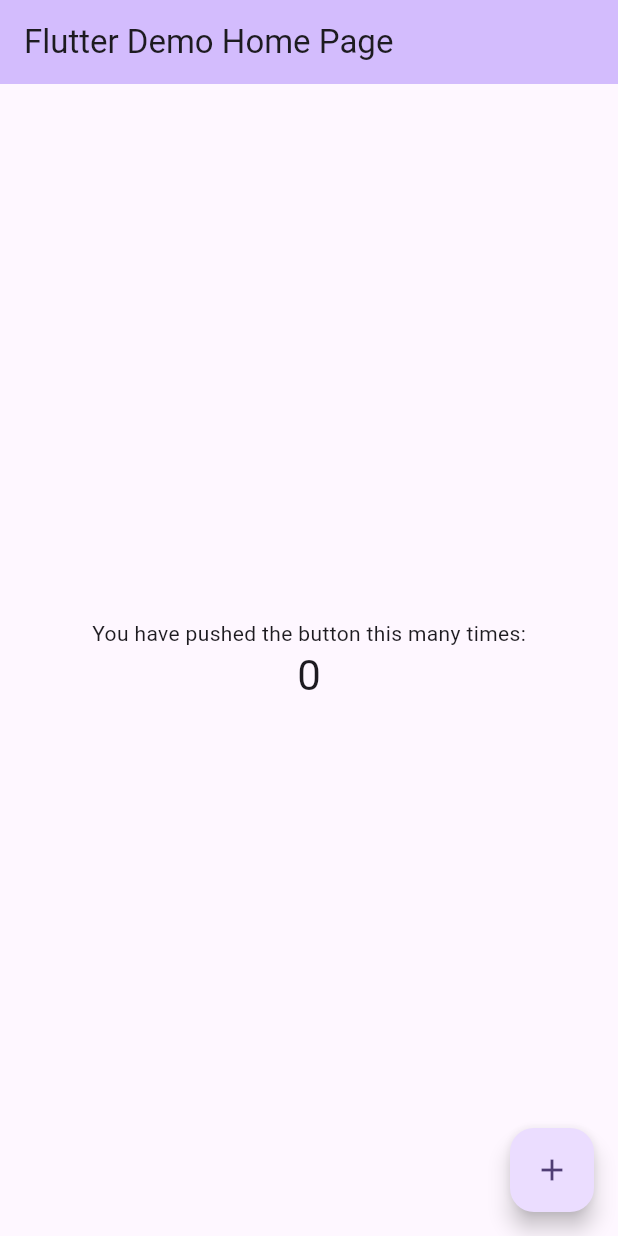
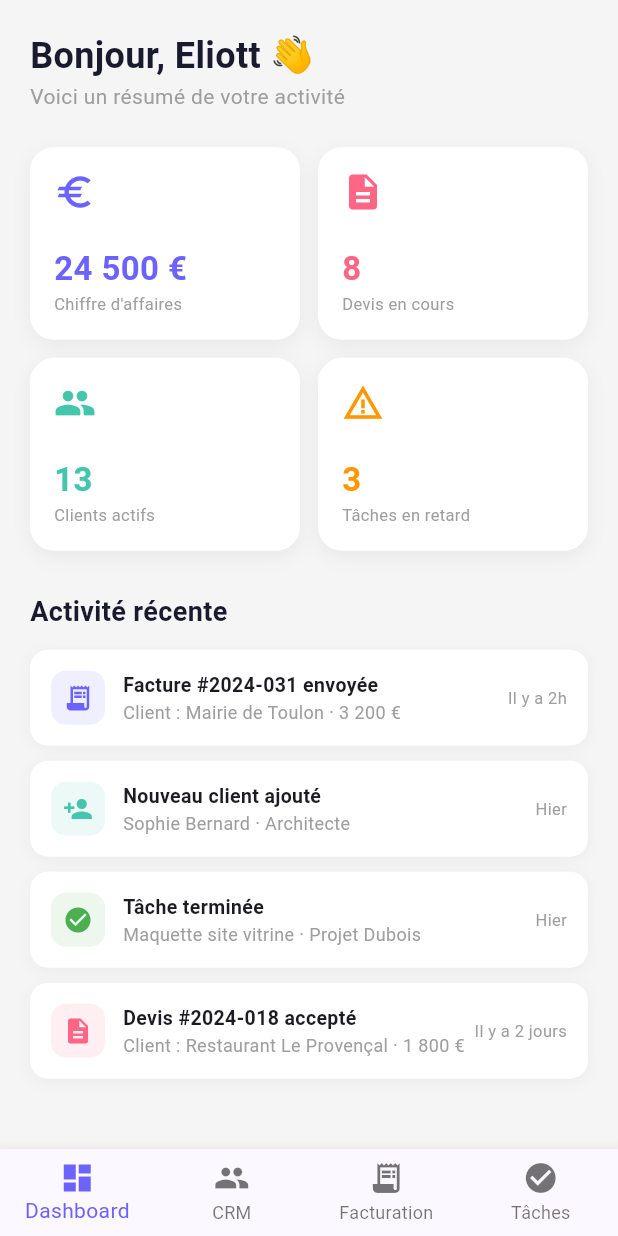
Before and after one commit to eliottlwk/App-Admin-Elevia-Mobile, a Flutter app: the screen it shows after launch, on a phone screen of 412 x 824 dp. Run offline on Flutter 3.47's test engine with Material 3 defaults, Android fonts, the phone set to English and light mode, and no system bars.

Commit message:
feat: navigation bottom bar avec les 4 écrans de base

```diff
--- a/lib/main.dart
+++ b/lib/main.dart
@@ -1,122 +1,77 @@
 import 'package:flutter/material.dart';
+import 'screens/dashboard/dashboard_screen.dart';
+import 'screens/crm/crm_screen.dart';
+import 'screens/facturation/facturation_screen.dart';
+import 'screens/taches/taches_screen.dart';
 
 void main() {
-  runApp(const MyApp());
+  runApp(const EleviaAdminApp());
 }
 
-class MyApp extends StatelessWidget {
-  const MyApp({super.key});
+class EleviaAdminApp extends StatelessWidget {
+  const EleviaAdminApp({super.key});
 
-  // This widget is the root of your application.
   @override
   Widget build(BuildContext context) {
     return MaterialApp(
-      title: 'Flutter Demo',
+      title: 'Elevia Admin',
+      debugShowCheckedModeBanner: false,
       theme: ThemeData(
-        // This is the theme of your application.
-        //
-        // TRY THIS: Try running your application with "flutter run". You'll see
-        // the application has a purple toolbar. Then, without quitting the app,
-        // try changing the seedColor in the colorScheme below to Colors.green
-        // and then invoke "hot reload" (save your changes or press the "hot
-        // reload" button in a Flutter-supported IDE, or press "r" if you used
-        // the command line to start the app).
-        //
-        // Notice that the counter didn't reset back to zero; the application
-        // state is not lost during the reload. To reset the state, use hot
-        // restart instead.
-        //
-        // This works for code too, not just values: Most code changes can be
-        // tested with just a hot reload.
-        colorScheme: ColorScheme.fromSeed(seedColor: Colors.deepPurple),
+        colorScheme: ColorScheme.fromSeed(
+          seedColor: const Color(0xFF6C63FF),
+        ),
+        useMaterial3: true,
       ),
-      home: const MyHomePage(title: 'Flutter Demo Home Page'),
+      home: const MainNavigation(),
     );
   }
 }
 
-class MyHomePage extends StatefulWidget {
-  const MyHomePage({super.key, required this.title});
-
-  // This widget is the home page of your application. It is stateful, meaning
-  // that it has a State object (defined below) that contains fields that affect
-  // how it looks.
-
-  // This class is the configuration for the state. It holds the values (in this
-  // case the title) provided by the parent (in this case the App widget) and
-  // used by the build method of the State. Fields in a Widget subclass are
-  // always marked "final".
-
-  final String title;
+class MainNavigation extends StatefulWidget {
+  const MainNavigation({super.key});
 
   @override
-  State<MyHomePage> createState() => _MyHomePageState();
+  State<MainNavigation> createState() => _MainNavigationState();
 }
 
-class _MyHomePageState extends State<MyHomePage> {
-  int _counter = 0;
+class _MainNavigationState extends State<MainNavigation> {
+  int _currentIndex = 0;
 
-  void _incrementCounter() {
-    setState(() {
-      // This call to setState tells the Flutter framework that something has
-      // changed in this State, which causes it to rerun the build method below
-      // so that the display can reflect the updated values. If we changed
-      // _counter without calling setState(), then the build method would not be
-      // called again, and so nothing would appear to happen.
-      _counter++;
-    });
-  }
+  final List<Widget> _screens = [
+    const DashboardScreen(),
+    const CrmScreen(),
+    const FacturationScreen(),
+    const TachesScreen(),
+  ];
 
   @override
   Widget build(BuildContext context) {
-    // This method is rerun every time setState is called, for instance as done
-    // by the _incrementCounter method above.
-    //
-    // The Flutter framework has been optimized to make rerunning build methods
-    // fast, so that you can just rebuild anything that needs updating rather
-    // than having to individually change instances of widgets.
     return Scaffold(
-      appBar: AppBar(
-        // TRY THIS: Try changing the color here to a specific color (to
-        // Colors.amber, perhaps?) and trigger a hot reload to see the AppBar
-        // change color while the other colors stay the same.
-        backgroundColor: Theme.of(context).colorScheme.inversePrimary,
-        // Here we take the value from the MyHomePage object that was created by
-        // the App.build method, and use it to set our appbar title.
-        title: Text(widget.title),
+      body: _screens[_currentIndex],
+      bottomNavigationBar: BottomNavigationBar(
+        currentIndex: _currentIndex,
+        onTap: (index) => setState(() => _currentIndex = index),
+        type: BottomNavigationBarType.fixed,
+        selectedItemColor: const Color(0xFF6C63FF),
+        items: const [
+          BottomNavigationBarItem(
+            icon: Icon(Icons.dashboard),
+            label: 'Dashboard',
+          ),
+          BottomNavigationBarItem(
+            icon: Icon(Icons.people),
+            label: 'CRM',
+          ),
+          BottomNavigationBarItem(
+            icon: Icon(Icons.receipt_long),
+            label: 'Facturation',
+          ),
+          BottomNavigationBarItem(
+            icon: Icon(Icons.check_circle),
+            label: 'Tâches',
+          ),
+        ],
       ),
-      body: Center(
-        // Center is a layout widget. It takes a single child and positions it
-        // in the middle of the parent.
-        child: Column(
-          // Column is also a layout widget. It takes a list of children and
-          // arranges them vertically. By default, it sizes itself to fit its
-          // children horizontally, and tries to be as tall as its parent.
-          //
-          // Column has various properties to control how it sizes itself and
-          // how it positions its children. Here we use mainAxisAlignment to
-          // center the children vertically; the main axis here is the vertical
-          // axis because Columns are vertical (the cross axis would be
-          // horizontal).
-          //
-          // TRY THIS: Invoke "debug painting" (choose the "Toggle Debug Paint"
-          // action in the IDE, or press "p" in the console), to see the
-          // wireframe for each widget.
-          mainAxisAlignment: MainAxisAlignment.center,
-          children: <Widget>[
-            const Text('You have pushed the button this many times:'),
-            Text(
-              '$_counter',
-              style: Theme.of(context).textTheme.headlineMedium,
-            ),
-          ],
-        ),
-      ),
-      floatingActionButton: FloatingActionButton(
-        onPressed: _incrementCounter,
-        tooltip: 'Increment',
-        child: const Icon(Icons.add),
-      ), // This trailing comma makes auto-formatting nicer for build methods.
     );
   }
 }
--- a/lib/screens/crm/crm_screen.dart
+++ b/lib/screens/crm/crm_screen.dart
@@ -0,0 +1,12 @@
+import 'package:flutter/material.dart';
+
+class CrmScreen extends StatelessWidget {
+  const CrmScreen({super.key});
+
+  @override
+  Widget build(BuildContext context) {
+    return const Scaffold(
+      body: Center(child: Text('CRM')),
+    );
+  }
+}
--- a/lib/screens/dashboard/dashboard_screen.dart
+++ b/lib/screens/dashboard/dashboard_screen.dart
@@ -0,0 +1,248 @@
+import 'package:flutter/material.dart';
+
+class DashboardScreen extends StatelessWidget {
+  const DashboardScreen({super.key});
+
+  @override
+  Widget build(BuildContext context) {
+    return Scaffold(
+      backgroundColor: const Color(0xFFF5F5F5),
+      body: SafeArea(
+        child: SingleChildScrollView(
+          padding: const EdgeInsets.all(20),
+          child: Column(
+            crossAxisAlignment: CrossAxisAlignment.start,
+            children: [
+              // Header
+              const Text(
+                'Bonjour, Eliott 👋',
+                style: TextStyle(
+                  fontSize: 24,
+                  fontWeight: FontWeight.bold,
+                  color: Color(0xFF1A1A2E),
+                ),
+              ),
+              const Text(
+                'Voici un résumé de votre activité',
+                style: TextStyle(color: Colors.grey),
+              ),
+              const SizedBox(height: 24),
+
+              // Cartes KPI
+              GridView.count(
+                crossAxisCount: 2,
+                shrinkWrap: true,
+                physics: const NeverScrollableScrollPhysics(),
+                crossAxisSpacing: 12,
+                mainAxisSpacing: 12,
+                childAspectRatio: 1.4,
+                children: const [
+                  _KpiCard(
+                    title: 'Chiffre d\'affaires',
+                    value: '24 500 €',
+                    icon: Icons.euro,
+                    color: Color(0xFF6C63FF),
+                  ),
+                  _KpiCard(
+                    title: 'Devis en cours',
+                    value: '8',
+                    icon: Icons.description,
+                    color: Color(0xFFFF6584),
+                  ),
+                  _KpiCard(
+                    title: 'Clients actifs',
+                    value: '13',
+                    icon: Icons.people,
+                    color: Color(0xFF43C6AC),
+                  ),
+                  _KpiCard(
+                    title: 'Tâches en retard',
+                    value: '3',
+                    icon: Icons.warning_amber,
+                    color: Color(0xFFFF9800),
+                  ),
+                ],
+              ),
+
+              const SizedBox(height: 28),
+
+              // Activité récente
+              const Text(
+                'Activité récente',
+                style: TextStyle(
+                  fontSize: 18,
+                  fontWeight: FontWeight.bold,
+                  color: Color(0xFF1A1A2E),
+                ),
+              ),
+              const SizedBox(height: 12),
+              const _ActivityItem(
+                icon: Icons.receipt_long,
+                color: Color(0xFF6C63FF),
+                title: 'Facture #2024-031 envoyée',
+                subtitle: 'Client : Mairie de Toulon · 3 200 €',
+                time: 'Il y a 2h',
+              ),
+              const _ActivityItem(
+                icon: Icons.person_add,
+                color: Color(0xFF43C6AC),
+                title: 'Nouveau client ajouté',
+                subtitle: 'Sophie Bernard · Architecte',
+                time: 'Hier',
+              ),
+              const _ActivityItem(
+                icon: Icons.check_circle,
+                color: Color(0xFF4CAF50),
+                title: 'Tâche terminée',
+                subtitle: 'Maquette site vitrine · Projet Dubois',
+                time: 'Hier',
+              ),
+              const _ActivityItem(
+                icon: Icons.description,
+                color: Color(0xFFFF6584),
+                title: 'Devis #2024-018 accepté',
+                subtitle: 'Client : Restaurant Le Provençal · 1 800 €',
+                time: 'Il y a 2 jours',
+              ),
+            ],
+          ),
+        ),
+      ),
+    );
+  }
+}
+
+class _KpiCard extends StatelessWidget {
+  final String title;
+  final String value;
+  final IconData icon;
+  final Color color;
+
+  const _KpiCard({
+    required this.title,
+    required this.value,
+    required this.icon,
+    required this.color,
+  });
+
+  @override
+  Widget build(BuildContext context) {
+    return Container(
+      padding: const EdgeInsets.all(16),
+      decoration: BoxDecoration(
+        color: Colors.white,
+        borderRadius: BorderRadius.circular(16),
+        boxShadow: [
+          BoxShadow(
+            color: Colors.black.withOpacity(0.05),
+            blurRadius: 10,
+            offset: const Offset(0, 4),
+          ),
+        ],
+      ),
+      child: Column(
+        crossAxisAlignment: CrossAxisAlignment.start,
+        mainAxisAlignment: MainAxisAlignment.spaceBetween,
+        children: [
+          Icon(icon, color: color, size: 28),
+          Column(
+            crossAxisAlignment: CrossAxisAlignment.start,
+            children: [
+              Text(
+                value,
+                style: TextStyle(
+                  fontSize: 22,
+                  fontWeight: FontWeight.bold,
+                  color: color,
+                ),
+              ),
+              Text(
+                title,
+                style: const TextStyle(
+                  fontSize: 11,
+                  color: Colors.grey,
+                ),
+              ),
+            ],
+          ),
+        ],
+      ),
+    );
+  }
+}
+
+class _ActivityItem extends StatelessWidget {
+  final IconData icon;
+  final Color color;
+  final String title;
+  final String subtitle;
+  final String time;
+
+  const _ActivityItem({
+    required this.icon,
+    required this.color,
+    required this.title,
+    required this.subtitle,
+    required this.time,
+  });
+
+  @override
+  Widget build(BuildContext context) {
+    return Container(
+      margin: const EdgeInsets.only(bottom: 10),
+      padding: const EdgeInsets.all(14),
+      decoration: BoxDecoration(
+        color: Colors.white,
+        borderRadius: BorderRadius.circular(12),
+        boxShadow: [
+          BoxShadow(
+            color: Colors.black.withOpacity(0.04),
+            blurRadius: 8,
+            offset: const Offset(0, 2),
+          ),
+        ],
+      ),
+      child: Row(
+        children: [
+          Container(
+            padding: const EdgeInsets.all(8),
+            decoration: BoxDecoration(
+              color: color.withOpacity(0.1),
+              borderRadius: BorderRadius.circular(10),
+            ),
+            child: Icon(icon, color: color, size: 20),
+          ),
+          const SizedBox(width: 12),
+          Expanded(
+            child: Column(
+              crossAxisAlignment: CrossAxisAlignment.start,
+              children: [
+                Text(
+                  title,
+                  style: const TextStyle(
+                    fontWeight: FontWeight.w600,
+                    fontSize: 13,
+                  ),
+                ),
+                Text(
+                  subtitle,
+                  style: const TextStyle(
+                    color: Colors.grey,
+                    fontSize: 12,
+                  ),
+                ),
+              ],
+            ),
+          ),
+          Text(
+            time,
+            style: const TextStyle(
+              color: Colors.grey,
+              fontSize: 11,
+            ),
+          ),
+        ],
+      ),
+    );
+  }
+}
--- a/lib/screens/facturation/facturation_screen.dart
+++ b/lib/screens/facturation/facturation_screen.dart
@@ -0,0 +1,12 @@
+import 'package:flutter/material.dart';
+
+class FacturationScreen extends StatelessWidget {
+  const FacturationScreen({super.key});
+
+  @override
+  Widget build(BuildContext context) {
+    return const Scaffold(
+      body: Center(child: Text('Facturation')),
+    );
+  }
+}
--- a/lib/screens/taches/taches_screen.dart
+++ b/lib/screens/taches/taches_screen.dart
@@ -0,0 +1,12 @@
+import 'package:flutter/material.dart';
+
+class TachesScreen extends StatelessWidget {
+  const TachesScreen({super.key});
+
+  @override
+  Widget build(BuildContext context) {
+    return const Scaffold(
+      body: Center(child: Text('Tâches')),
+    );
+  }
+}
```
